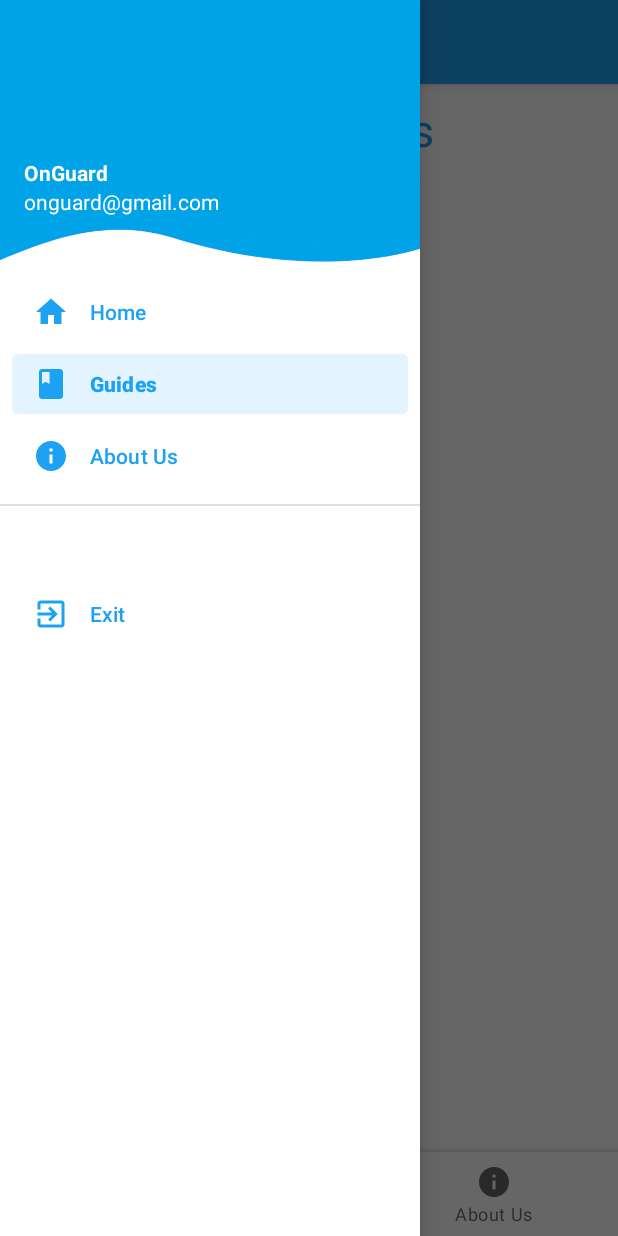
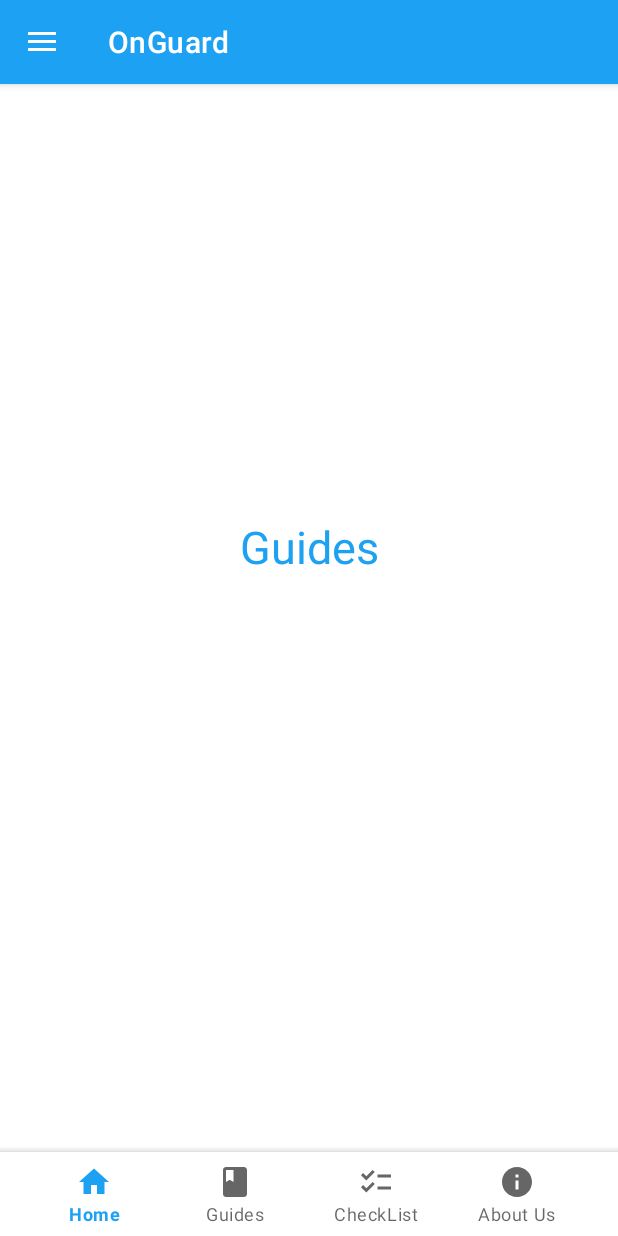
Before and after one commit to ErwinEsparto/SurvivalApplication, an Android app: the screen it shows after launch (MainActivity), in the side drawer, after a tap on "Guides", on a phone screen of 412 x 824 dp. Run offline under Robolectric (Android 15) with nearby library versions, the phone set to English and light mode, and no system bars.

Commit message:
NavigationDrawer Functionality

```diff
--- a/app/src/main/java/com/bsit/survivalapplication/MainActivity.java
+++ b/app/src/main/java/com/bsit/survivalapplication/MainActivity.java
@@ -5,6 +5,7 @@ import android.util.Log;
 import android.view.MenuItem;
 import android.view.View;
 import android.widget.Button;
+import android.widget.Toast;
 
 import androidx.annotation.NonNull;
 import androidx.appcompat.app.ActionBarDrawerToggle;
@@ -12,6 +13,7 @@ import androidx.appcompat.widget.Toolbar;
 
 import androidx.activity.EdgeToEdge;
 import androidx.appcompat.app.AppCompatActivity;
+import androidx.core.view.GravityCompat;
 import androidx.drawerlayout.widget.DrawerLayout;
 import androidx.fragment.app.Fragment;
 import androidx.fragment.app.FragmentManager;
@@ -58,12 +60,19 @@ public class MainActivity extends AppCompatActivity implements NavigationView.On
         bottomNavigationView.setOnItemSelectedListener(item -> {
             if (item.getItemId() == R.id.home) {
                 replaceFragment(new HomeFragment());
+                navigationView.setCheckedItem(R.id.nav_home);
             }
             else if (item.getItemId() == R.id.guides) {
                 replaceFragment(new GuidesFragment());
+                navigationView.setCheckedItem(R.id.nav_guides);
+            }
+            else if (item.getItemId() == R.id.checklist) {
+                replaceFragment(new ChecklistFragment());
+                navigationView.setCheckedItem(R.id.nav_checklist);
             }
             else if (item.getItemId() == R.id.about) {
                 replaceFragment(new AboutFragment());
+                navigationView.setCheckedItem(R.id.nav_about);
             }
             return true;
         });
@@ -75,16 +84,23 @@ public class MainActivity extends AppCompatActivity implements NavigationView.On
         fragmentTransaction.commit();
     }
     @Override
-    public boolean onNavigationItemSelected(@NonNull MenuItem item) {
-        if (item.getItemId() == R.id.home) {
+    public boolean onNavigationItemSelected(MenuItem item) {
+        if (item.getItemId() == R.id.nav_home) {
             getSupportFragmentManager().beginTransaction().replace(R.id.frame_layout, new HomeFragment()).commit();
         }
-        else if (item.getItemId() == R.id.guides) {
+        else if (item.getItemId() == R.id.nav_guides) {
             getSupportFragmentManager().beginTransaction().replace(R.id.frame_layout, new GuidesFragment()).commit();
         }
-        else if (item.getItemId() == R.id.about) {
+        else if (item.getItemId() == R.id.nav_checklist) {
+            getSupportFragmentManager().beginTransaction().replace(R.id.frame_layout, new ChecklistFragment()).commit();
+        }
+        else if (item.getItemId() == R.id.nav_about) {
             getSupportFragmentManager().beginTransaction().replace(R.id.frame_layout, new AboutFragment()).commit();
         }
+        else if (item.getItemId() == R.id.nav_logout) {
+            Toast.makeText(this, "Exiting!", Toast.LENGTH_SHORT).show();
+        }
+        drawerLayout.closeDrawer(GravityCompat.START);
         return true;
     }
 }
--- /dev/null
+++ b/app/src/main/res/drawable/baseline_checklist_24.xml
@@ -0,0 +1,5 @@
+<vector xmlns:android="http://schemas.android.com/apk/res/android" android:height="24dp" android:tint="#000000" android:viewportHeight="24" android:viewportWidth="24" android:width="24dp">
+
+    <path android:fillColor="@android:color/white" android:pathData="M22,7h-9v2h9V7zM22,15h-9v2h9V15zM5.54,11L2,7.46l1.41,-1.41l2.12,2.12l4.24,-4.24l1.41,1.41L5.54,11zM5.54,19L2,15.46l1.41,-1.41l2.12,2.12l4.24,-4.24l1.41,1.41L5.54,19z"/>
+
+</vector>
--- a/app/src/main/res/layout/activity_main.xml
+++ b/app/src/main/res/layout/activity_main.xml
@@ -22,14 +22,13 @@
             android:elevation="4dp"
             android:background="@color/blue"
             android:theme="@style/ThemeOverlay.AppCompat.Dark.ActionBar"
-            android:popupTheme="@style/ThemeOverlay.AppCompat.Light"
-            app:menu="@menu/toolbar_menu"/>
+            android:popupTheme="@style/ThemeOverlay.AppCompat.Light" />
 
         <FrameLayout
             android:id="@+id/frame_layout"
             android:layout_width="match_parent"
-            android:layout_height="wrap_content"
-            android:layout_margin="10dp"/>
+            android:layout_height="597dp"
+            android:layout_margin="10dp" />
 
         <androidx.coordinatorlayout.widget.CoordinatorLayout
             android:layout_width="match_parent"
--- a/app/src/main/res/menu/bottom_menu.xml
+++ b/app/src/main/res/menu/bottom_menu.xml
@@ -13,6 +13,11 @@
         android:icon="@drawable/baseline_book_24" />
 
     <item
+        android:id="@+id/checklist"
+        android:title="CheckList"
+        android:icon="@drawable/baseline_checklist_24" />
+
+    <item
         android:id="@+id/about"
         android:title="About Us"
         android:icon="@drawable/baseline_info_24" />
--- a/app/src/main/res/menu/nav_menu.xml
+++ b/app/src/main/res/menu/nav_menu.xml
@@ -18,6 +18,11 @@
             android:title="Guides"/>
 
         <item
+            android:id="@+id/nav_checklist"
+            android:icon="@drawable/baseline_checklist_24"
+            android:title="CheckList"/>
+
+        <item
             android:id="@+id/nav_about"
             android:icon="@drawable/baseline_info_24"
             android:title="About Us"/>
--- a/app/src/main/res/menu/toolbar_menu.xml
+++ /dev/null
@@ -1,12 +0,0 @@
-<?xml version="1.0" encoding="utf-8"?>
-<menu xmlns:android="http://schemas.android.com/apk/res/android"
-    xmlns:app="http://schemas.android.com/apk/res-auto">
-
-    <item
-        android:title="Search"
-        android:id="@+id/search"
-        android:icon="@drawable/baseline_search_24"
-        app:actionViewClass="androidx.appcompat.widget.SearchView"
-        app:showAsAction="ifRoom" />
-
-</menu>
```
Also changed, not shown: app/src/main/java/com/bsit/survivalapplication/AboutFragment.java (+1 -53 lines), app/src/main/java/com/bsit/survivalapplication/ChecklistFragment.java (added, +64 -0 lines), app/src/main/res/layout/fragment_checklist.xml (added, +18 -0 lines).
